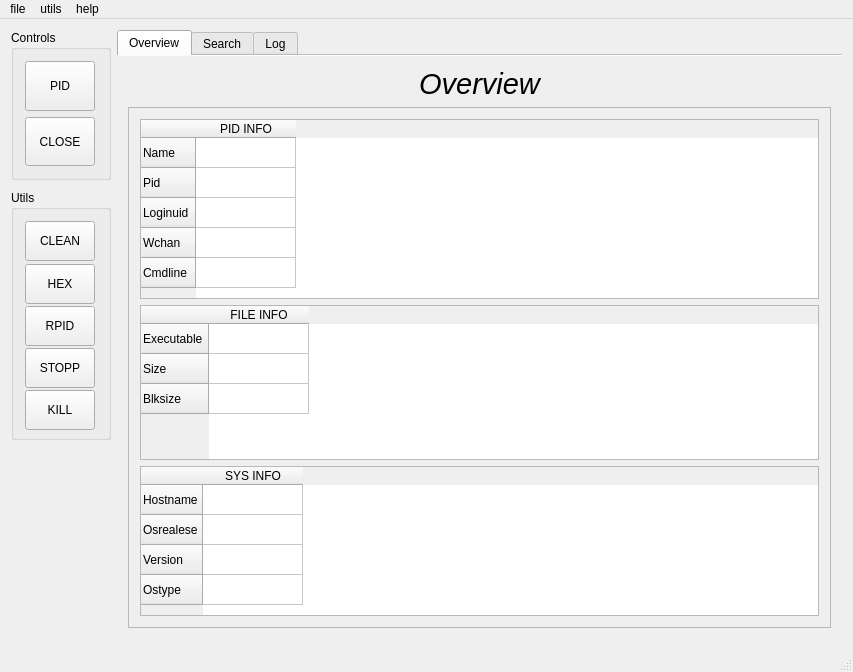
First picture: the form in src/gui/mainwindow.ui, repository mentebinaria/maProc, before the edit.
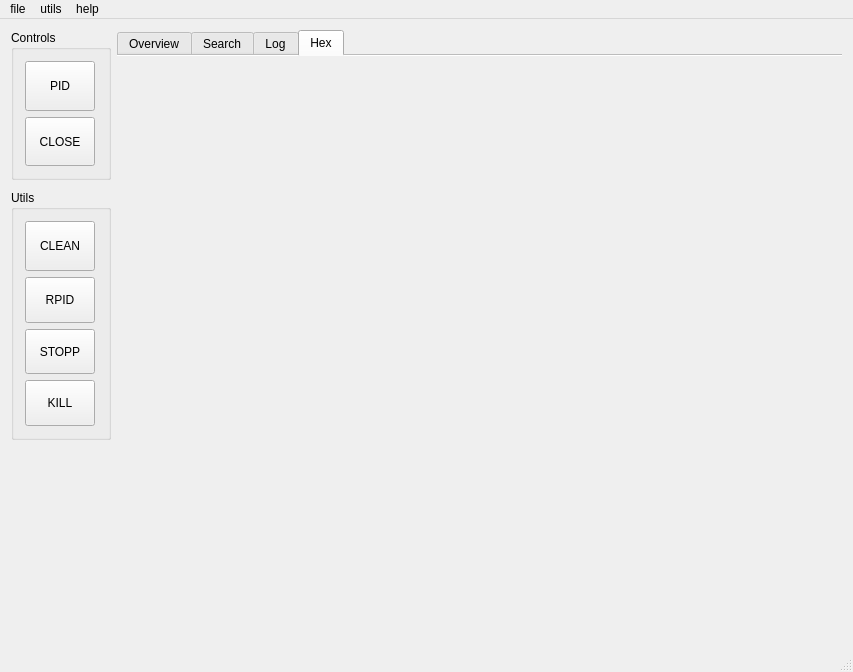
Second picture: the form after the edit. The open tabs and pages were chosen to show the change.

Commit message: [UPD] New tab hex / [DELL] button hex

```diff
--- a/src/gui/mainwindow.ui
+++ b/src/gui/mainwindow.ui
@@ -146,31 +146,6 @@
            </property>
           </widget>
          </item>
-         <item>
-          <widget class="QPushButton" name="hexButton">
-           <property name="sizePolicy">
-            <sizepolicy hsizetype="Minimum" vsizetype="Fixed">
-             <horstretch>0</horstretch>
-             <verstretch>0</verstretch>
-            </sizepolicy>
-           </property>
-           <property name="minimumSize">
-            <size>
-             <width>60</width>
-             <height>40</height>
-            </size>
-           </property>
-           <property name="maximumSize">
-            <size>
-             <width>70</width>
-             <height>50</height>
-            </size>
-           </property>
-           <property name="text">
-            <string>HEX</string>
-           </property>
-          </widget>
-         </item>
          <item>
           <widget class="QPushButton" name="rpidButton">
            <property name="minimumSize">
@@ -276,7 +251,7 @@
        <bool>true</bool>
       </property>
       <property name="currentIndex">
-       <number>0</number>
+       <number>3</number>
       </property>
       <property name="elideMode">
        <enum>Qt::ElideRight</enum>
@@ -994,6 +969,20 @@
         </item>
        </layout>
       </widget>
+      <widget class="QWidget" name="HexViewTab">
+       <property name="maximumSize">
+        <size>
+         <width>1000</width>
+         <height>1000</height>
+        </size>
+       </property>
+       <property name="autoFillBackground">
+        <bool>false</bool>
+       </property>
+       <attribute name="title">
+        <string>Hex</string>
+       </attribute>
+      </widget>
      </widget>
     </item>
    </layout>
```
Left out of the diff: 22 changed lines with no effect on the pictures. The commit also changes 7 other files.
